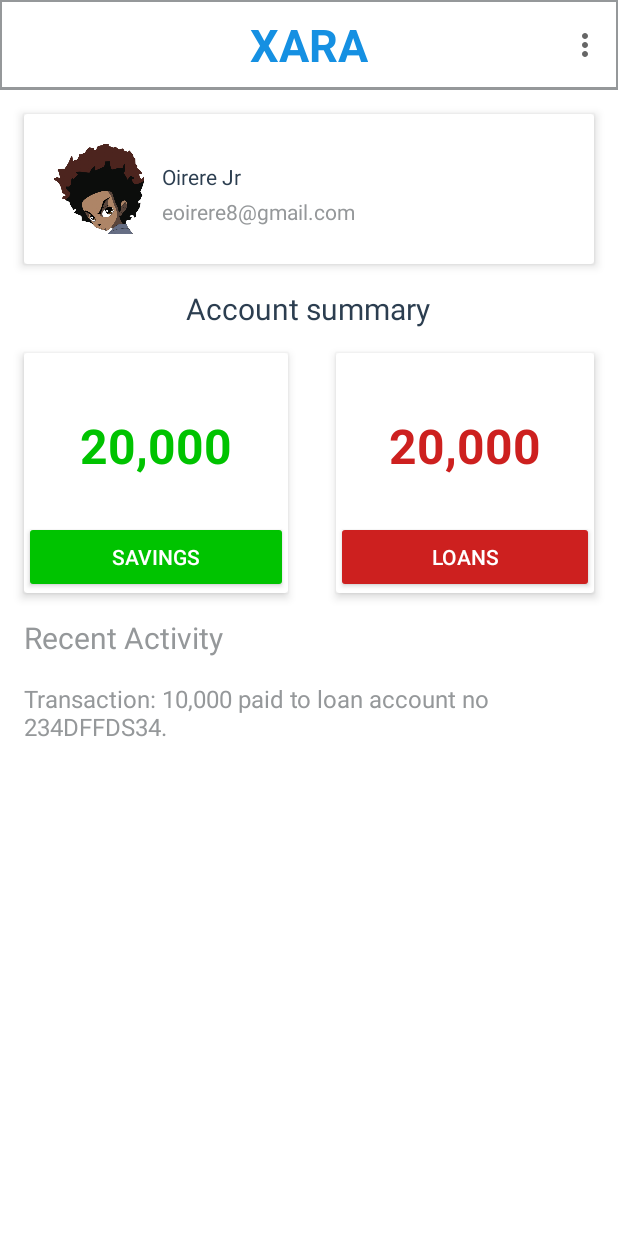
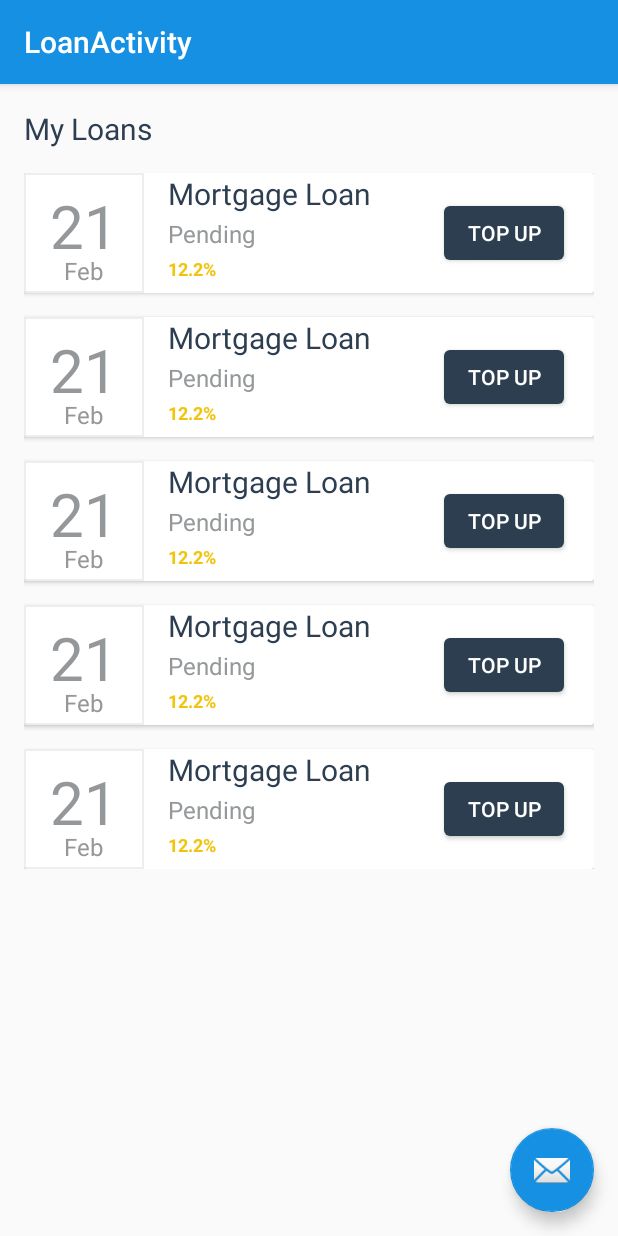
Before and after one commit to kenkode/cbsapp, an Android app: the screen it shows after launch (Landing before the commit, LoanActivity after it), on a phone screen of 412 x 824 dp. Run offline under Robolectric (Android 15) with nearby library versions, the phone set to English and light mode, and no system bars.

Commit message:
loans tabulation

```diff
--- a/app/src/main/AndroidManifest.xml
+++ b/app/src/main/AndroidManifest.xml
@@ -10,13 +10,16 @@
         android:theme="@style/AppTheme">
         <activity
             android:name=".Accounts"
-            android:parentActivityName=".Accounts"></activity>
-        <activity android:name=".Login">
-
-        </activity>
+            android:parentActivityName=".Accounts" />
+        <activity android:name=".Login"></activity>
         <activity
             android:name=".Landing"
             android:label="@string/title_activity_landing"
+            android:theme="@style/AppTheme">
+        </activity>
+        <activity
+            android:name=".LoanActivity"
+            android:label="@string/title_activity_loan"
             android:theme="@style/AppTheme">
             <intent-filter>
                 <action android:name="android.intent.action.MAIN" />
--- /dev/null
+++ b/app/src/main/java/com/softark/eddie/xara/LoanActivity.java
@@ -0,0 +1,63 @@
+package com.softark.eddie.xara;
+
+import android.os.Bundle;
+import android.support.design.widget.FloatingActionButton;
+import android.support.design.widget.Snackbar;
+import android.support.v7.app.AppCompatActivity;
+import android.support.v7.widget.Toolbar;
+import android.view.View;
+import android.widget.ListView;
+
+import com.softark.eddie.xara.Model.LoanListView;
+
+import java.util.ArrayList;
+import java.util.HashMap;
+
+public class LoanActivity extends AppCompatActivity {
+
+    private LoanListView loanListView;
+    private ListView loans;
+    ArrayList<HashMap<String, String>> myLoans = new ArrayList<>();
+
+    @Override
+    protected void onCreate(Bundle savedInstanceState) {
+        super.onCreate(savedInstanceState);
+        setContentView(R.layout.activity_loan);
+        Toolbar toolbar = (Toolbar) findViewById(R.id.toolbar);
+        setSupportActionBar(toolbar);
+
+        FloatingActionButton fab = (FloatingActionButton) findViewById(R.id.fab);
+        fab.setOnClickListener(new View.OnClickListener() {
+            @Override
+            public void onClick(View view) {
+                Snackbar.make(view, "Replace with your own action", Snackbar.LENGTH_LONG)
+                        .setAction("Action", null).show();
+            }
+        });
+
+//        Loan list implementation
+
+//        et("date").toString());
+//        monthText.setText(loan.get("month").toString());
+//        loanType.setText(loan.get("loan").toString());
+//        loanStatus.setText(loan.get("status").toString());
+//        loanInterest.setText(loan.get("interest").t
+
+        HashMap<String, String> hashMap[] = new HashMap[5];
+
+        for(int i = 0;i < hashMap.length;i++) {
+            hashMap[i] = new HashMap<>();
+            hashMap[i].put("date", "21");
+            hashMap[i].put("month", "Feb");
+            hashMap[i].put("loan", "Mortgage Loan");
+            hashMap[i].put("status", "Pending");
+            hashMap[i].put("interest", "12.2%");
+            myLoans.add(hashMap[i]);
+        }
+
+        loans = (ListView) findViewById(R.id.my_loans);
+        loanListView = new LoanListView(getApplicationContext(), myLoans);
+        loans.setAdapter(loanListView);
+    }
+
+}
--- /dev/null
+++ b/app/src/main/java/com/softark/eddie/xara/Model/LoanListView.java
@@ -0,0 +1,71 @@
+package com.softark.eddie.xara.Model;
+
+import android.content.Context;
+import android.view.LayoutInflater;
+import android.view.View;
+import android.view.ViewGroup;
+import android.widget.BaseAdapter;
+import android.widget.Button;
+import android.widget.ListView;
+import android.widget.TextView;
+
+import com.softark.eddie.xara.R;
+
+import java.util.ArrayList;
+import java.util.HashMap;
+
+/**
+ * Created by Eddie on 3/10/2017.
+ */
+
+public class LoanListView extends BaseAdapter {
+
+    private ArrayList<HashMap<String, String>> loans;
+    LayoutInflater layoutInflater;
+
+    public LoanListView(Context context, ArrayList<HashMap<String, String>> loans) {
+        this.loans = loans;
+        layoutInflater = (LayoutInflater) context.getSystemService(Context.LAYOUT_INFLATER_SERVICE);
+    }
+
+    @Override
+    public long getItemId(int position) {
+        return position;
+    }
+
+    @Override
+    public int getCount() {
+        return loans.size();
+    }
+
+    @Override
+    public Object getItem(int position) {
+        return loans.get(position);
+    }
+
+    @Override
+    public View getView(int position, View convertView, ViewGroup parent) {
+        View view = convertView;
+
+        if(convertView == null) {
+            view = layoutInflater.inflate(R.layout.loan_list, null);
+        }
+
+        TextView dateText = (TextView) view.findViewById(R.id.loan_date);
+        TextView monthText = (TextView) view.findViewById(R.id.loan_month);
+        TextView loanType = (TextView) view.findViewById(R.id.loan_type_name);
+        TextView loanStatus = (TextView) view.findViewById(R.id.loan_status);
+        TextView loanInterest = (TextView) view.findViewById(R.id.loan_interest);
+        Button topUpButton= (Button) view.findViewById(R.id.top_up_button);
+
+        HashMap<String, String> loan = loans.get(position);
+
+        dateText.setText(loan.get("date").toString());
+        monthText.setText(loan.get("month").toString());
+        loanType.setText(loan.get("loan").toString());
+        loanStatus.setText(loan.get("status").toString());
+        loanInterest.setText(loan.get("interest").toString());
+
+        return view;
+    }
+}
--- /dev/null
+++ b/app/src/main/res/drawable/loan_date_frame.xml
@@ -0,0 +1,13 @@
+<?xml version="1.0" encoding="utf-8"?>
+<layer-list xmlns:android="http://schemas.android.com/apk/res/android">
+
+    <item>
+        <shape
+            android:shape="rectangle">
+            <stroke
+                android:color="@color/loanDateWithOpacity"
+                android:width="1sp"/>
+        </shape>
+    </item>
+
+</layer-list>
--- /dev/null
+++ b/app/src/main/res/layout/activity_loan.xml
@@ -0,0 +1,34 @@
+<?xml version="1.0" encoding="utf-8"?>
+<android.support.design.widget.CoordinatorLayout xmlns:android="http://schemas.android.com/apk/res/android"
+    xmlns:app="http://schemas.android.com/apk/res-auto"
+    xmlns:tools="http://schemas.android.com/tools"
+    android:layout_width="match_parent"
+    android:layout_height="match_parent"
+    android:fitsSystemWindows="true"
+    tools:context="com.softark.eddie.xara.LoanActivity">
+
+    <android.support.design.widget.AppBarLayout
+        android:layout_width="match_parent"
+        android:layout_height="wrap_content"
+        android:theme="@style/AppTheme.AppBarOverlay">
+
+        <android.support.v7.widget.Toolbar
+            android:id="@+id/toolbar"
+            android:layout_width="match_parent"
+            android:layout_height="?attr/actionBarSize"
+            android:background="?attr/colorPrimary"
+            app:popupTheme="@style/AppTheme.PopupOverlay" />
+
+    </android.support.design.widget.AppBarLayout>
+
+    <include layout="@layout/content_loan" />
+
+    <android.support.design.widget.FloatingActionButton
+        android:id="@+id/fab"
+        android:layout_width="wrap_content"
+        android:layout_height="wrap_content"
+        android:layout_gravity="bottom|end"
+        android:layout_margin="@dimen/fab_margin"
+        app:srcCompat="@android:drawable/ic_dialog_email" />
+
+</android.support.design.widget.CoordinatorLayout>
--- /dev/null
+++ b/app/src/main/res/layout/content_loan.xml
@@ -0,0 +1,35 @@
+<?xml version="1.0" encoding="utf-8"?>
+<RelativeLayout xmlns:android="http://schemas.android.com/apk/res/android"
+    xmlns:app="http://schemas.android.com/apk/res-auto"
+    xmlns:tools="http://schemas.android.com/tools"
+    android:id="@+id/content_loan"
+    android:layout_width="match_parent"
+    android:layout_height="match_parent"
+    android:paddingBottom="@dimen/activity_vertical_margin"
+    android:paddingLeft="@dimen/activity_horizontal_margin"
+    android:paddingRight="@dimen/activity_horizontal_margin"
+    android:paddingTop="@dimen/activity_vertical_margin"
+    app:layout_behavior="@string/appbar_scrolling_view_behavior"
+    tools:context="com.softark.eddie.xara.LoanActivity"
+    tools:showIn="@layout/activity_loan">
+
+    <TextView
+        android:id="@+id/my_loans_topic"
+        android:text="My Loans"
+        android:textSize="20sp"
+        android:textColor="@color/colorPrimaryDark"
+        android:layout_width="wrap_content"
+        android:layout_height="wrap_content" />
+
+    <ListView
+        android:id="@+id/my_loans"
+        android:layout_below="@+id/my_loans_topic"
+        android:layout_marginTop="16sp"
+        android:divider="@android:color/transparent"
+        android:dividerHeight="16sp"
+        android:layout_width="match_parent"
+        android:layout_height="wrap_content">
+
+    </ListView>
+
+</RelativeLayout>
--- /dev/null
+++ b/app/src/main/res/layout/loan_list.xml
@@ -0,0 +1,88 @@
+<?xml version="1.0" encoding="utf-8"?>
+<android.support.v7.widget.CardView xmlns:android="http://schemas.android.com/apk/res/android"
+    android:layout_width="match_parent"
+    android:layout_height="wrap_content"
+    android:backgroundTint="@color/colorAccent"
+    android:paddingBottom="16sp">
+
+    <RelativeLayout
+        android:layout_width="match_parent"
+        android:layout_height="80sp">
+
+        <LinearLayout
+            android:id="@+id/date_frame"
+            android:layout_width="80sp"
+            android:layout_height="80sp"
+            android:background="@drawable/loan_date_frame"
+            android:orientation="vertical">
+
+            <TextView
+                android:id="@+id/loan_date"
+                android:layout_width="wrap_content"
+                android:layout_height="wrap_content"
+                android:layout_gravity="center"
+                android:layout_marginTop="8sp"
+                android:text="21"
+                android:textColor="@color/colorGrayAccent"
+                android:textSize="40sp" />
+
+            <TextView
+                android:id="@+id/loan_month"
+                android:layout_width="wrap_content"
+                android:layout_height="wrap_content"
+                android:layout_gravity="center"
+                android:layout_marginTop="-8sp"
+                android:text="Feb"
+                android:textColor="@color/colorGrayAccent"
+                android:textSize="16sp" />
+
+        </LinearLayout>
+
+        <TextView
+            android:id="@+id/loan_type_name"
+            android:layout_width="wrap_content"
+            android:layout_height="wrap_content"
+            android:layout_marginLeft="16sp"
+            android:layout_toRightOf="@+id/date_frame"
+            android:text="Mortgage Loan"
+            android:textColor="@color/colorPrimaryDark"
+            android:textSize="20sp" />
+
+        <TextView
+            android:id="@+id/loan_status"
+            android:layout_width="wrap_content"
+            android:layout_height="wrap_content"
+            android:layout_below="@+id/loan_type_name"
+            android:layout_marginLeft="16sp"
+            android:layout_marginTop="2sp"
+            android:layout_toRightOf="@+id/date_frame"
+            android:text="Status"
+            android:textColor="@color/colorGrayAccent"
+            android:textSize="16sp" />
+
+        <TextView
+            android:id="@+id/loan_interest"
+            android:layout_width="wrap_content"
+            android:layout_height="wrap_content"
+            android:layout_below="@+id/loan_status"
+            android:layout_marginLeft="16sp"
+            android:layout_marginTop="4sp"
+            android:layout_toRightOf="@+id/date_frame"
+            android:text="12.2%"
+            android:textColor="@color/loanInterest"
+            android:textSize="12sp"
+            android:textStyle="bold" />
+
+        <Button
+            android:id="@+id/top_up_button"
+            android:layout_width="wrap_content"
+            android:layout_height="wrap_content"
+            android:layout_alignParentEnd="true"
+            android:layout_alignParentRight="true"
+            android:layout_margin="16sp"
+            android:backgroundTint="@color/colorPrimaryDark"
+            android:text="@string/top_up"
+            android:textColor="@color/colorAccent" />
+
+    </RelativeLayout>
+</android.support.v7.widget.CardView>
--- a/app/src/main/res/values/colors.xml
+++ b/app/src/main/res/values/colors.xml
@@ -7,4 +7,6 @@
     <color name="colorGrayAccent">#95989A</color>
     <color name="loanSummaryText">#CD201F</color>
     <color name="savingsSummaryText">#00C300</color>
+    <color name="loanDateWithOpacity">#2995989A</color>
+    <color name="loanInterest">#F1C40F</color>
 </resources>
--- a/app/src/main/res/values/strings.xml
+++ b/app/src/main/res/values/strings.xml
@@ -13,4 +13,6 @@
     <string name="recent_text">Transaction: 10,000 paid to loan account no 234DFFDS34.</string>
     <string name="loans">Loans</string>
     <string name="savings">Savings</string>
+    <string name="top_up">Top Up</string>
+    <string name="title_activity_loan">LoanActivity</string>
 </resources>
```
